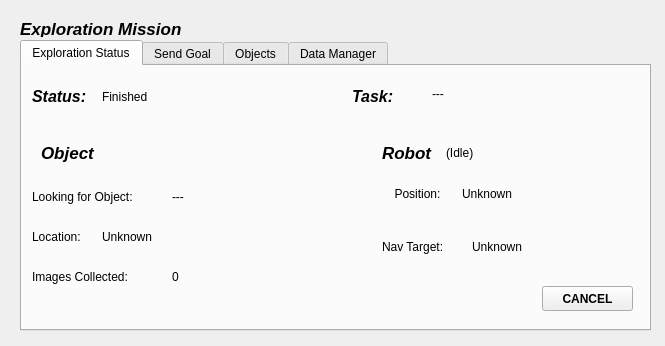
Qt form exploration_gui/ui_files/exploration_gui.ui (ADVRHumanoids/robot_exploration) before a commit.
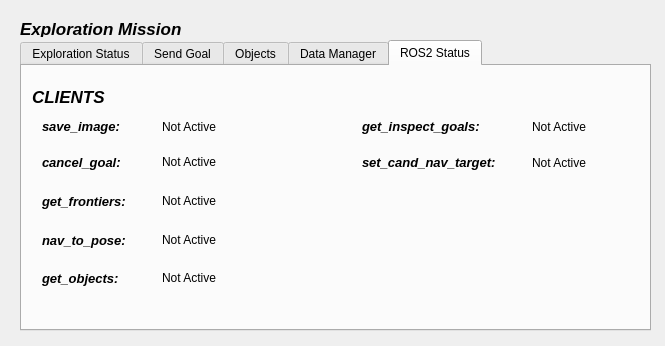
The same form after that commit. The open tabs and pages were chosen to show the change. Icons and pictures are not drawn.

Commit message: Status update and client status Tab in GUI

Patch:
```diff
--- a/exploration_gui/ui_files/exploration_gui.ui
+++ b/exploration_gui/ui_files/exploration_gui.ui
@@ -783,6 +783,326 @@
       </layout>
      </widget>
     </widget>
+    <widget class="QWidget" name="ros2_tab">
+     <attribute name="title">
+      <string>ROS2 Status</string>
+     </attribute>
+     <widget class="QLabel" name="label_17">
+      <property name="geometry">
+       <rect>
+        <x>20</x>
+        <y>50</y>
+        <width>101</width>
+        <height>21</height>
+       </rect>
+      </property>
+      <property name="font">
+       <font>
+        <pointsize>10</pointsize>
+        <weight>75</weight>
+        <italic>true</italic>
+        <bold>true</bold>
+       </font>
+      </property>
+      <property name="text">
+       <string>save_image:</string>
+      </property>
+     </widget>
+     <widget class="QLabel" name="save_img_label">
+      <property name="geometry">
+       <rect>
+        <x>140</x>
+        <y>40</y>
+        <width>101</width>
+        <height>41</height>
+       </rect>
+      </property>
+      <property name="font">
+       <font>
+        <pointsize>9</pointsize>
+       </font>
+      </property>
+      <property name="text">
+       <string>Not Active</string>
+      </property>
+      <property name="wordWrap">
+       <bool>true</bool>
+      </property>
+     </widget>
+     <widget class="QLabel" name="label_21">
+      <property name="geometry">
+       <rect>
+        <x>10</x>
+        <y>20</y>
+        <width>91</width>
+        <height>21</height>
+       </rect>
+      </property>
+      <property name="font">
+       <font>
+        <pointsize>13</pointsize>
+        <weight>75</weight>
+        <italic>true</italic>
+        <bold>true</bold>
+       </font>
+      </property>
+      <property name="text">
+       <string>CLIENTS</string>
+      </property>
+     </widget>
+     <widget class="QLabel" name="cancel_goal_label">
+      <property name="geometry">
+       <rect>
+        <x>140</x>
+        <y>76</y>
+        <width>101</width>
+        <height>40</height>
+       </rect>
+      </property>
+      <property name="font">
+       <font>
+        <pointsize>9</pointsize>
+       </font>
+      </property>
+      <property name="text">
+       <string>Not Active</string>
+      </property>
+      <property name="wordWrap">
+       <bool>true</bool>
+      </property>
+     </widget>
+     <widget class="QLabel" name="label_18">
+      <property name="geometry">
+       <rect>
+        <x>20</x>
+        <y>86</y>
+        <width>101</width>
+        <height>20</height>
+       </rect>
+      </property>
+      <property name="font">
+       <font>
+        <pointsize>10</pointsize>
+        <weight>75</weight>
+        <italic>true</italic>
+        <bold>true</bold>
+       </font>
+      </property>
+      <property name="text">
+       <string>cancel_goal:</string>
+      </property>
+     </widget>
+     <widget class="QLabel" name="get_frontiers_label">
+      <property name="geometry">
+       <rect>
+        <x>140</x>
+        <y>115</y>
+        <width>101</width>
+        <height>40</height>
+       </rect>
+      </property>
+      <property name="font">
+       <font>
+        <pointsize>9</pointsize>
+       </font>
+      </property>
+      <property name="text">
+       <string>Not Active</string>
+      </property>
+      <property name="wordWrap">
+       <bool>true</bool>
+      </property>
+     </widget>
+     <widget class="QLabel" name="label_19">
+      <property name="geometry">
+       <rect>
+        <x>20</x>
+        <y>125</y>
+        <width>111</width>
+        <height>20</height>
+       </rect>
+      </property>
+      <property name="font">
+       <font>
+        <pointsize>10</pointsize>
+        <weight>75</weight>
+        <italic>true</italic>
+        <bold>true</bold>
+       </font>
+      </property>
+      <property name="text">
+       <string>get_frontiers:</string>
+      </property>
+     </widget>
+     <widget class="QLabel" name="nav_to_pose_label">
+      <property name="geometry">
+       <rect>
+        <x>140</x>
+        <y>154</y>
+        <width>101</width>
+        <height>40</height>
+       </rect>
+      </property>
+      <property name="font">
+       <font>
+        <pointsize>9</pointsize>
+       </font>
+      </property>
+      <property name="text">
+       <string>Not Active</string>
+      </property>
+      <property name="wordWrap">
+       <bool>true</bool>
+      </property>
+     </widget>
+     <widget class="QLabel" name="label_20">
+      <property name="geometry">
+       <rect>
+        <x>20</x>
+        <y>164</y>
+        <width>101</width>
+        <height>20</height>
+       </rect>
+      </property>
+      <property name="font">
+       <font>
+        <pointsize>10</pointsize>
+        <weight>75</weight>
+        <italic>true</italic>
+        <bold>true</bold>
+       </font>
+      </property>
+      <property name="text">
+       <string>nav_to_pose:</string>
+      </property>
+     </widget>
+     <widget class="QLabel" name="label_22">
+      <property name="geometry">
+       <rect>
+        <x>20</x>
+        <y>202</y>
+        <width>101</width>
+        <height>20</height>
+       </rect>
+      </property>
+      <property name="font">
+       <font>
+        <pointsize>10</pointsize>
+        <weight>75</weight>
+        <italic>true</italic>
+        <bold>true</bold>
+       </font>
+      </property>
+      <property name="text">
+       <string>get_objects:</string>
+      </property>
+     </widget>
+     <widget class="QLabel" name="get_objects_label">
+      <property name="geometry">
+       <rect>
+        <x>140</x>
+        <y>192</y>
+        <width>101</width>
+        <height>40</height>
+       </rect>
+      </property>
+      <property name="font">
+       <font>
+        <pointsize>9</pointsize>
+       </font>
+      </property>
+      <property name="text">
+       <string>Not Active</string>
+      </property>
+      <property name="wordWrap">
+       <bool>true</bool>
+      </property>
+     </widget>
+     <widget class="QLabel" name="get_inspect_label">
+      <property name="geometry">
+       <rect>
+        <x>510</x>
+        <y>40</y>
+        <width>101</width>
+        <height>41</height>
+       </rect>
+      </property>
+      <property name="font">
+       <font>
+        <pointsize>9</pointsize>
+       </font>
+      </property>
+      <property name="text">
+       <string>Not Active</string>
+      </property>
+      <property name="wordWrap">
+       <bool>true</bool>
+      </property>
+     </widget>
+     <widget class="QLabel" name="label_23">
+      <property name="geometry">
+       <rect>
+        <x>340</x>
+        <y>50</y>
+        <width>151</width>
+        <height>21</height>
+       </rect>
+      </property>
+      <property name="font">
+       <font>
+        <pointsize>10</pointsize>
+        <weight>75</weight>
+        <italic>true</italic>
+        <bold>true</bold>
+       </font>
+      </property>
+      <property name="text">
+       <string>get_inspect_goals:</string>
+      </property>
+     </widget>
+     <widget class="QLabel" name="set_cand_target_label">
+      <property name="geometry">
+       <rect>
+        <x>510</x>
+        <y>76</y>
+        <width>101</width>
+        <height>41</height>
+       </rect>
+      </property>
+      <property name="font">
+       <font>
+        <pointsize>9</pointsize>
+       </font>
+      </property>
+      <property name="text">
+       <string>Not Active</string>
+      </property>
+      <property name="wordWrap">
+       <bool>true</bool>
+      </property>
+     </widget>
+     <widget class="QLabel" name="label_24">
+      <property name="geometry">
+       <rect>
+        <x>340</x>
+        <y>86</y>
+        <width>161</width>
+        <height>21</height>
+       </rect>
+      </property>
+      <property name="font">
+       <font>
+        <pointsize>10</pointsize>
+        <weight>75</weight>
+        <italic>true</italic>
+        <bold>true</bold>
+       </font>
+      </property>
+      <property name="text">
+       <string>set_cand_nav_target:</string>
+      </property>
+     </widget>
+    </widget>
    </widget>
    <widget class="QLabel" name="title_label">
     <property name="geometry">
```
The commit also changes 12 other files.
